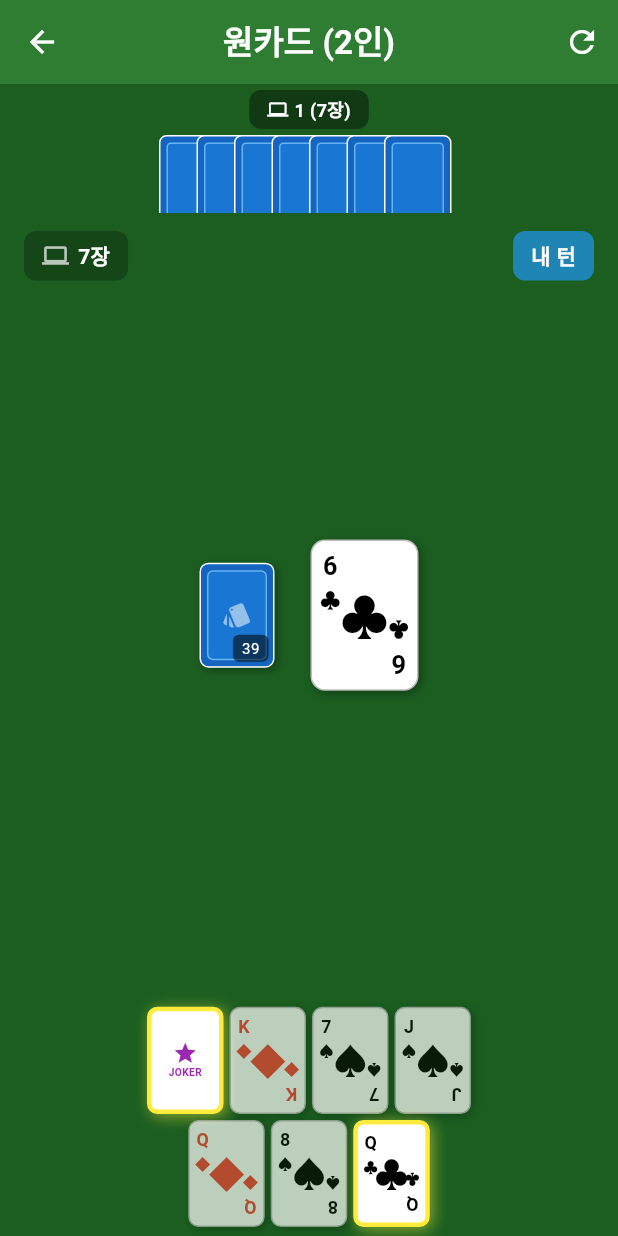
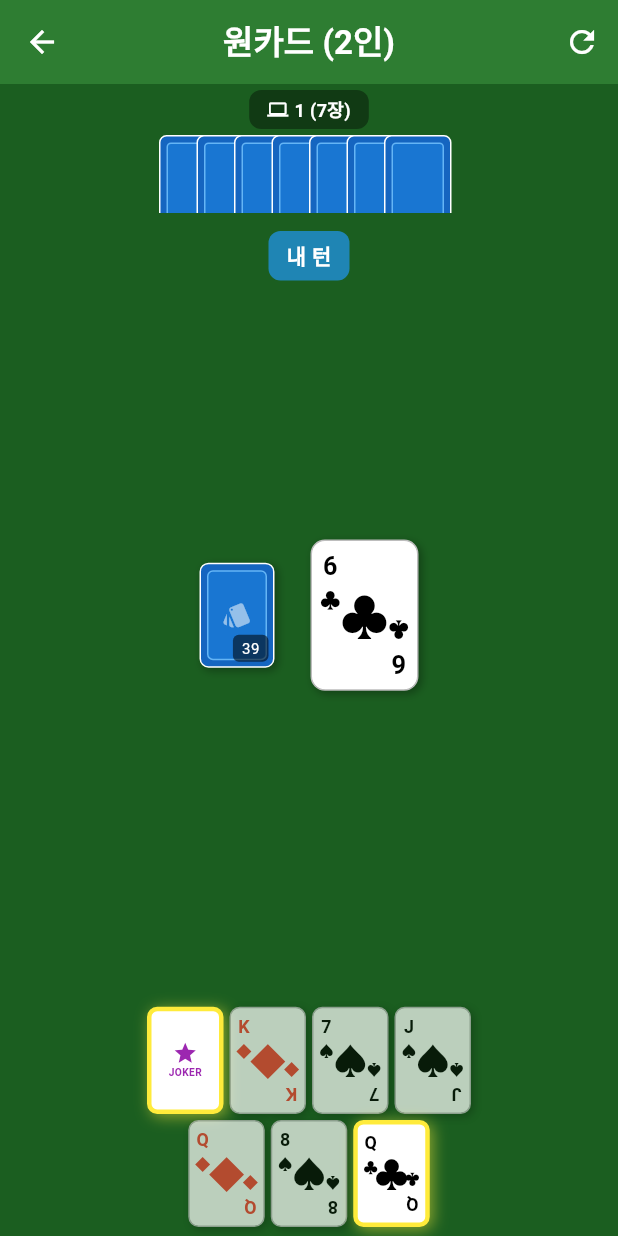
Before and after one commit to mhpark03/games, a Flutter app: the OneCardScreen screen opened directly, on a phone screen of 412 x 824 dp. Run offline on Flutter 3.47's test engine with Material 3 defaults, Android fonts, the phone set to English and light mode, and no system bars; our stand-ins replace shared_preferences; accounts and stored records are empty.

Commit message:
원카드 UI 개선: 턴 순서 및 중복 표시 수정
- 컴퓨터 위치를 반시계방향 턴 순서로 변경
  - 플레이어 → 컴1(우측) → 컴2(상단) → 컴3(좌측)
- J 카드: 컴1이 J 내면 컴2 건너뛰고 플레이어 턴
- 게임 정보 바에서 중복 컴퓨터 카드 수 표시 제거

```diff
--- a/lib/games/onecard/onecard_screen.dart
+++ b/lib/games/onecard/onecard_screen.dart
@@ -887,8 +887,9 @@ class _OneCardScreenState extends State<OneCardScreen> with TickerProviderStateM
           children: [
             Column(
               children: [
-                // 상단 컴퓨터 (컴퓨터 1)
-                if (computerHands.isNotEmpty) _buildComputerHandWidget(0),
+                // 상단 컴퓨터: 2인용은 컴퓨터1, 3/4인용은 컴퓨터2 (반시계방향)
+                if (computerHands.isNotEmpty)
+                  _buildComputerHandWidget(playerCount == 2 ? 0 : 1),
                 // 게임 정보
                 _buildGameInfo(),
                 // 중앙 영역 (좌우 컴퓨터 + 카드)
@@ -896,14 +897,14 @@ class _OneCardScreenState extends State<OneCardScreen> with TickerProviderStateM
                   child: playerCount > 2
                       ? Row(
                           children: [
-                            // 왼쪽 컴퓨터 (컴퓨터 2)
-                            if (computerHands.length >= 2)
-                              _buildSideComputerHand(1),
+                            // 왼쪽 컴퓨터 (컴퓨터 3) - 반시계방향으로 세 번째
+                            if (computerHands.length >= 3)
+                              _buildSideComputerHand(2),
                             // 중앙 카드 영역
                             Expanded(child: _buildCenterArea()),
-                            // 오른쪽 컴퓨터 (컴퓨터 3)
-                            if (computerHands.length >= 3)
-                              _buildSideComputerHand(2),
+                            // 오른쪽 컴퓨터 (컴퓨터 1) - 반시계방향으로 첫 번째
+                            if (computerHands.isNotEmpty)
+                              _buildSideComputerHand(0),
                           ],
                         )
                       : _buildCenterArea(),
@@ -1335,25 +1336,6 @@ class _OneCardScreenState extends State<OneCardScreen> with TickerProviderStateM
       child: Row(
         mainAxisAlignment: MainAxisAlignment.center,
         children: [
-          // 컴퓨터 카드 수
-          Container(
-            padding: const EdgeInsets.symmetric(horizontal: 10, vertical: 4),
-            decoration: BoxDecoration(
-              color: Colors.black26,
-              borderRadius: BorderRadius.circular(8),
-            ),
-            child: Row(
-              children: [
-                const Icon(Icons.computer, color: Colors.white70, size: 16),
-                const SizedBox(width: 4),
-                Text(
-                  computerHands.isNotEmpty ? '${computerHands[0].length}' : '0',
-                  style: const TextStyle(color: Colors.white, fontWeight: FontWeight.bold, fontSize: 13),
-                ),
-              ],
-            ),
-          ),
-          const SizedBox(width: 12),
           // 공격 스택
           if (attackStack > 0)
             Container(
@@ -1551,26 +1533,8 @@ class _OneCardScreenState extends State<OneCardScreen> with TickerProviderStateM
     return Container(
       padding: const EdgeInsets.symmetric(horizontal: 16, vertical: 8),
       child: Row(
-        mainAxisAlignment: MainAxisAlignment.spaceBetween,
+        mainAxisAlignment: MainAxisAlignment.center,
         children: [
-          // 컴퓨터 카드 수
-          Container(
-            padding: const EdgeInsets.symmetric(horizontal: 12, vertical: 6),
-            decoration: BoxDecoration(
-              color: Colors.black26,
-              borderRadius: BorderRadius.circular(8),
-            ),
-            child: Row(
-              children: [
-                const Icon(Icons.computer, color: Colors.white70, size: 18),
-                const SizedBox(width: 6),
-                Text(
-                  computerHands.isNotEmpty ? '${computerHands[0].length}장' : '0장',
-                  style: const TextStyle(color: Colors.white, fontWeight: FontWeight.bold),
-                ),
-              ],
-            ),
-          ),
           // 공격 스택
           if (attackStack > 0)
             Container(
```
